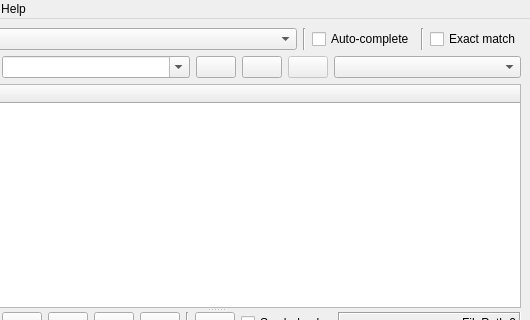
Before: the Qt Designer form gui/ui/mainWindow.ui in ruben2020/codequery, drawn with Qt 5; both pictures show x 99 to 629 and y 0 to 320 of the 629 by 600 pixel window.
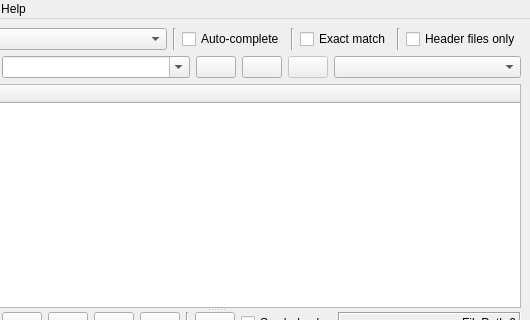
After: the same form once the commit is applied. Icons and pictures are not drawn. Custom widgets are drawn as their Qt base class.

Commit message: Header Files Only checkbox

The edit to the form file:
```diff
--- a/gui/ui/mainWindow.ui
+++ b/gui/ui/mainWindow.ui
@@ -81,6 +81,20 @@
           </property>
          </widget>
         </item>
+        <item>
+         <widget class="Line" name="line_4">
+          <property name="orientation">
+           <enum>Qt::Vertical</enum>
+          </property>
+         </widget>
+        </item>
+        <item>
+         <widget class="QCheckBox" name="checkBoxHeaderFilesOnly">
+          <property name="text">
+           <string>Header files only</string>
+          </property>
+         </widget>
+        </item>
        </layout>
       </item>
       <item>
```
Left out of the diff: 1 changed line with no effect on the pictures. The commit also changes 3 other files.
